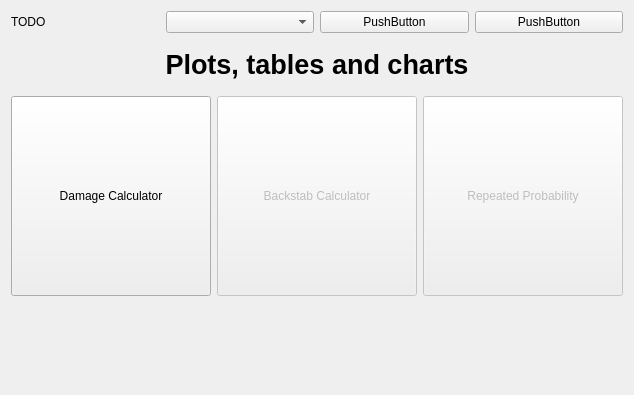
Qt form src/welcomepage.ui (moebiusproject/moebiustoolkit) before a commit.
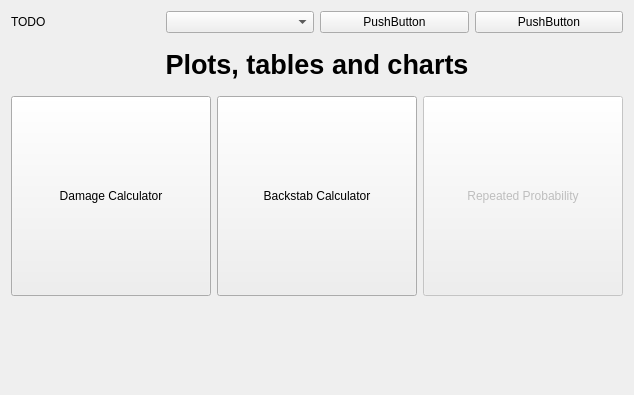
The same form after that commit.

```diff
--- a/src/welcomepage.ui
+++ b/src/welcomepage.ui
@@ -108,9 +108,6 @@
      </item>
      <item>
       <widget class="QPushButton" name="backstabCalculator">
-       <property name="enabled">
-        <bool>false</bool>
-       </property>
        <property name="minimumSize">
         <size>
          <width>200</width>
```
